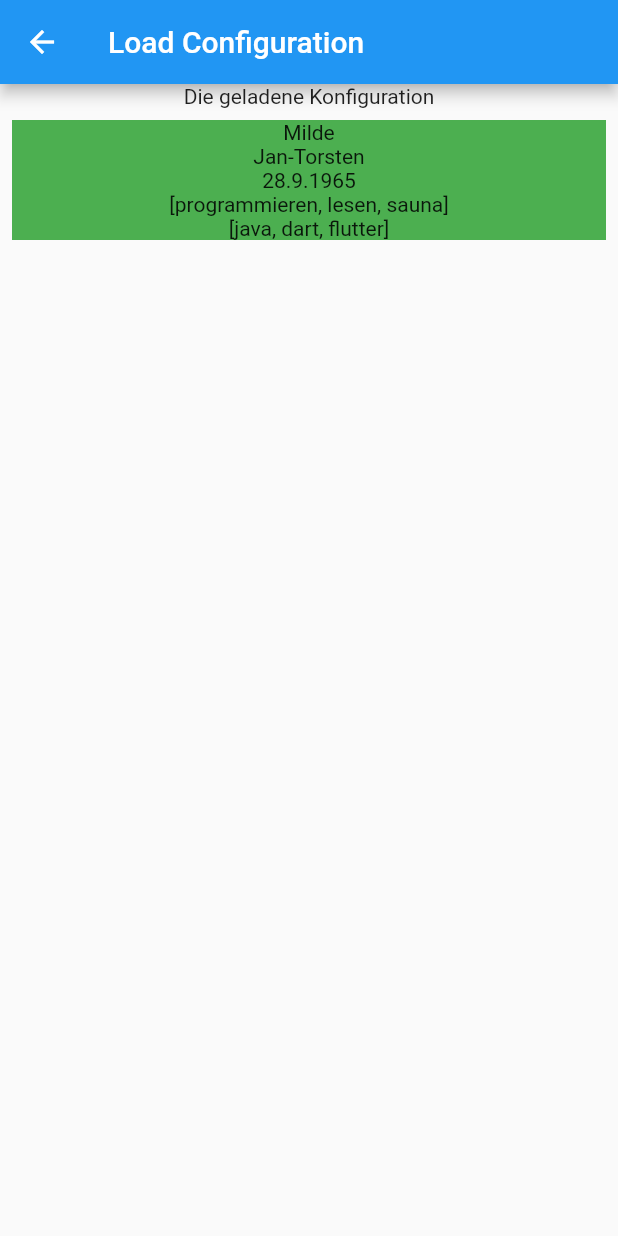
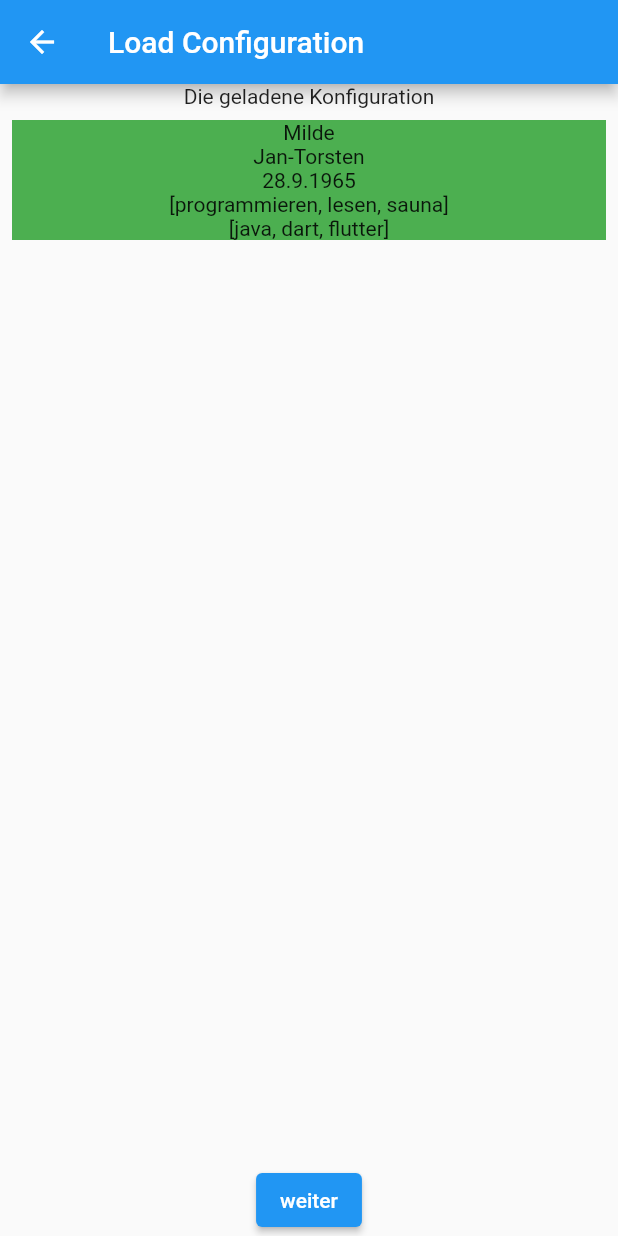
Before and after one commit to drmilde/getx_api_app, a Flutter app: the LoaderScreen screen opened directly, on a phone screen of 412 x 824 dp. Run offline on Flutter 3.47's test engine with Material 2 defaults, Android fonts, the phone set to English and light mode, and no system bars; our stand-ins replace get.

Commit message:
weiter knopf eingebaut

```diff
--- a/lib/screens/loader_screen.dart
+++ b/lib/screens/loader_screen.dart
@@ -2,6 +2,7 @@ import 'dart:convert';
 
 import 'package:flutter/material.dart';
 import 'package:getx_api_app/model/configuration.dart';
+import 'package:getx_api_app/screens/home_screen.dart';
 import 'package:getx_api_app/services/remote_services.dart';
 
 class LoaderScreen extends StatefulWidget {
@@ -69,7 +70,22 @@ class _LoaderScreenState extends State<LoaderScreen> {
             ),
           ),
         ),
+        _weiterButton()
       ],
     );
   }
+
+  Widget _weiterButton() {
+    return Center(
+      child: Container(
+        child: ElevatedButton(
+          child: Text("weiter"),
+          onPressed: () {
+            Navigator.of(context)
+                .push(MaterialPageRoute(builder: (context) => HomeScreen()));
+          },
+        ),
+      ),
+    );
+  }
 }
```
